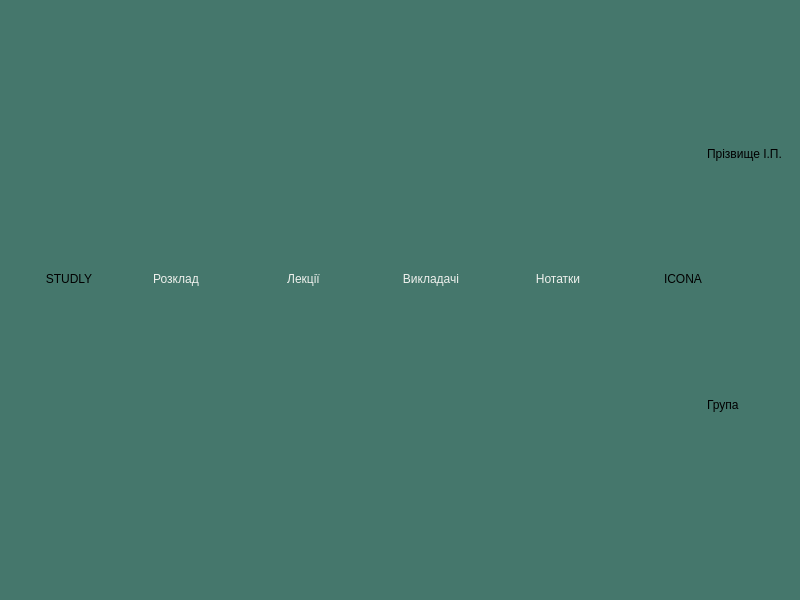
This is studly/mainwindowstudent.ui in MykytaKa/MVP_Studly_Product as Qt 5 draws it before an edit. The edited form follows.
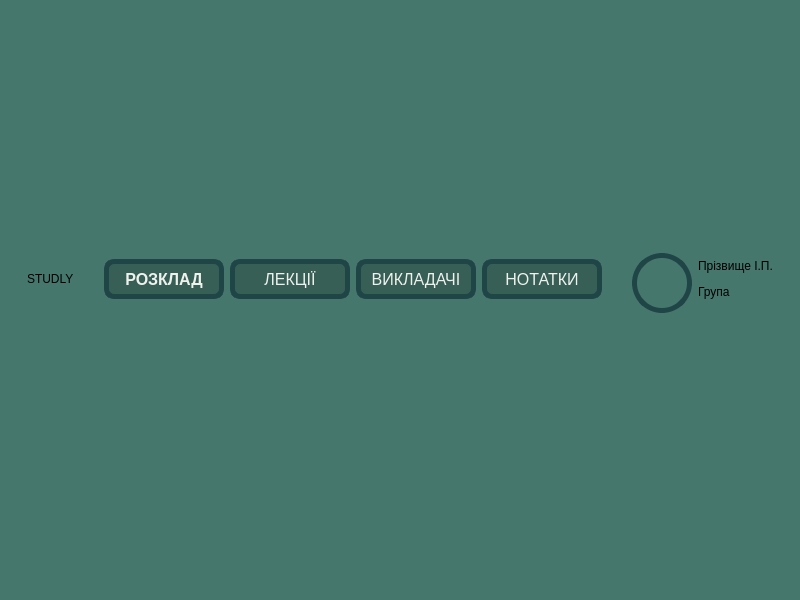
This is the edited form.

```diff
--- a/studly/mainwindowstudent.ui
+++ b/studly/mainwindowstudent.ui
@@ -18,54 +18,86 @@
   </property>
   <widget class="QWidget" name="centralwidget">
    <layout class="QGridLayout" name="gridLayout">
-    <item row="1" column="1">
+    <item row="2" column="0">
+     <layout class="QVBoxLayout" name="widgetContainer"/>
+    </item>
+    <item row="1" column="0">
      <widget class="QWidget" name="menuWidget" native="true">
-      <property name="sizePolicy">
-       <sizepolicy hsizetype="Preferred" vsizetype="Preferred">
-        <horstretch>0</horstretch>
-        <verstretch>0</verstretch>
-       </sizepolicy>
-      </property>
-      <property name="styleSheet">
-       <string notr="true">height: 20%;</string>
-      </property>
       <layout class="QVBoxLayout" name="verticalLayout">
        <item>
-        <layout class="QHBoxLayout" name="buttonsMenu">
-         <property name="spacing">
-          <number>5</number>
+        <widget class="QWidget" name="buttonsMenuWidget" native="true">
+         <property name="sizePolicy">
+          <sizepolicy hsizetype="Expanding" vsizetype="Fixed">
+           <horstretch>0</horstretch>
+           <verstretch>0</verstretch>
+          </sizepolicy>
          </property>
-         <property name="rightMargin">
-          <number>0</number>
+         <property name="minimumSize">
+          <size>
+           <width>0</width>
+           <height>70</height>
+          </size>
          </property>
-         <property name="bottomMargin">
-          <number>0</number>
+         <property name="maximumSize">
+          <size>
+           <width>16777215</width>
+           <height>70</height>
+          </size>
          </property>
+         <layout class="QHBoxLayout" name="horizontalLayout">
          <item>
           <widget class="QLabel" name="logoLabel">
            <property name="text">
             <string>STUDLY</string>
            </property>
-           <property name="alignment">
-            <set>Qt::AlignCenter</set>
-           </property>
-          </widget>
-         </item>
+           </widget>
+          </item>
+          <item>
+           <spacer name="horizontalSpacer_4">
+            <property name="orientation">
+             <enum>Qt::Horizontal</enum>
+            </property>
+            <property name="sizeType">
+             <enum>QSizePolicy::Preferred</enum>
+            </property>
+            <property name="sizeHint" stdset="0">
+             <size>
+              <width>110</width>
+              <height>20</height>
+             </size>
+            </property>
+           </spacer>
+          </item>
          <item>
           <widget class="QPushButton" name="scheduleButton">
-           <property name="sizePolicy">
-            <sizepolicy hsizetype="Minimum" vsizetype="Fixed">
-             <horstretch>0</horstretch>
-             <verstretch>0</verstretch>
-            </sizepolicy>
+            <property name="minimumSize">
+             <size>
+              <width>120</width>
+              <height>40</height>
+             </size>
+            </property>
+            <property name="maximumSize">
+             <size>
+              <width>500</width>
+              <height>40</height>
+             </size>
+            </property>
+            <property name="font">
+             <font>
+              <pointsize>12</pointsize>
+              <bold>true</bold>
+             </font>
            </property>
            <property name="styleSheet">
             <string notr="true">border-style: solid;
-        border-width: 0px;
-        color: rgb(239, 241, 237);</string>
+border-color: rgb(32, 69, 71);
+border-width: 5px;
+border-radius: 10px;
+background-color: rgb(55, 95, 86);
+color: rgb(239, 241, 237);</string>
            </property>
            <property name="text">
-            <string>Розклад</string>
+             <string>РОЗКЛАД</string>
            </property>
           </widget>
          </item>
@@ -75,7 +107,7 @@
             <enum>Qt::Horizontal</enum>
            </property>
            <property name="sizeType">
-            <enum>QSizePolicy::Maximum</enum>
+             <enum>QSizePolicy::Preferred</enum>
            </property>
            <property name="sizeHint" stdset="0">
             <size>
@@ -87,19 +119,33 @@
          </item>
          <item>
           <widget class="QPushButton" name="lecturesButton">
-           <property name="sizePolicy">
-            <sizepolicy hsizetype="Minimum" vsizetype="Fixed">
-             <horstretch>0</horstretch>
-             <verstretch>0</verstretch>
-            </sizepolicy>
+            <property name="minimumSize">
+             <size>
+              <width>120</width>
+              <height>40</height>
+             </size>
+            </property>
+            <property name="maximumSize">
+             <size>
+              <width>500</width>
+              <height>40</height>
+             </size>
+            </property>
+            <property name="font">
+             <font>
+              <pointsize>12</pointsize>
+             </font>
            </property>
            <property name="styleSheet">
             <string notr="true">border-style: solid;
-        border-width: 0px;
-        color: rgb(239, 241, 237);</string>
+border-color: rgb(32, 69, 71);
+border-width: 5px;
+border-radius: 10px;
+background-color: rgb(55, 95, 86);
+color: rgb(239, 241, 237);</string>
            </property>
            <property name="text">
-            <string>Лекції</string>
+             <string>ЛЕКЦІЇ</string>
            </property>
           </widget>
          </item>
@@ -109,7 +155,7 @@
             <enum>Qt::Horizontal</enum>
            </property>
            <property name="sizeType">
-            <enum>QSizePolicy::Maximum</enum>
+             <enum>QSizePolicy::Preferred</enum>
            </property>
            <property name="sizeHint" stdset="0">
             <size>
@@ -121,19 +167,33 @@
          </item>
          <item>
           <widget class="QPushButton" name="teachersButton">
-           <property name="sizePolicy">
-            <sizepolicy hsizetype="Minimum" vsizetype="Fixed">
-             <horstretch>0</horstretch>
-             <verstretch>0</verstretch>
-            </sizepolicy>
+            <property name="minimumSize">
+             <size>
+              <width>120</width>
+              <height>40</height>
+             </size>
+            </property>
+            <property name="maximumSize">
+             <size>
+              <width>500</width>
+              <height>40</height>
+             </size>
+            </property>
+            <property name="font">
+             <font>
+              <pointsize>12</pointsize>
+             </font>
            </property>
            <property name="styleSheet">
             <string notr="true">border-style: solid;
-        border-width: 0px;
-        color: rgb(239, 241, 237);</string>
+border-color: rgb(32, 69, 71);
+border-width: 5px;
+border-radius: 10px;
+background-color: rgb(55, 95, 86);
+color: rgb(239, 241, 237);</string>
            </property>
            <property name="text">
-            <string>Викладачі</string>
+             <string>ВИКЛАДАЧІ</string>
            </property>
           </widget>
          </item>
@@ -143,7 +203,7 @@
             <enum>Qt::Horizontal</enum>
            </property>
            <property name="sizeType">
-            <enum>QSizePolicy::Maximum</enum>
+             <enum>QSizePolicy::Preferred</enum>
            </property>
            <property name="sizeHint" stdset="0">
             <size>
@@ -155,19 +215,33 @@
          </item>
          <item>
           <widget class="QPushButton" name="notesButton">
-           <property name="sizePolicy">
-            <sizepolicy hsizetype="Minimum" vsizetype="Fixed">
-             <horstretch>0</horstretch>
-             <verstretch>0</verstretch>
-            </sizepolicy>
+            <property name="minimumSize">
+             <size>
+              <width>120</width>
+              <height>40</height>
+             </size>
+            </property>
+            <property name="maximumSize">
+             <size>
+              <width>500</width>
+              <height>40</height>
+             </size>
+            </property>
+            <property name="font">
+             <font>
+              <pointsize>12</pointsize>
+             </font>
            </property>
            <property name="styleSheet">
             <string notr="true">border-style: solid;
-        border-width: 0px;
-        color: rgb(239, 241, 237);</string>
+border-color: rgb(32, 69, 71);
+border-width: 5px;
+border-radius: 10px;
+background-color: rgb(55, 95, 86);
+color: rgb(239, 241, 237);</string>
            </property>
            <property name="text">
-            <string>Нотатки</string>
+             <string>НОТАТКИ</string>
            </property>
           </widget>
          </item>
@@ -181,30 +255,46 @@
            </property>
            <property name="sizeHint" stdset="0">
             <size>
-             <width>50</width>
+              <width>110</width>
              <height>20</height>
             </size>
            </property>
           </spacer>
          </item>
          <item>
-          <layout class="QGridLayout" name="profileContainer" rowstretch="0" columnstretch="0,0,0">
-           <property name="topMargin">
-            <number>0</number>
-           </property>
-           <property name="bottomMargin">
-            <number>0</number>
-           </property>
-           <property name="verticalSpacing">
-            <number>0</number>
-           </property>
-           <item row="0" column="2">
+           <layout class="QGridLayout" name="profileContainer">
+            <item row="0" column="0">
+             <widget class="QLabel" name="userIcon">
+              <property name="minimumSize">
+               <size>
+                <width>60</width>
+                <height>60</height>
+               </size>
+              </property>
+              <property name="maximumSize">
+               <size>
+                <width>60</width>
+                <height>60</height>
+               </size>
+              </property>
+              <property name="styleSheet">
+               <string notr="true">border-style: solid;
+border-width: 5px;
+border-color: rgb(32, 69, 71);
+border-radius: 30%;</string>
+              </property>
+              <property name="text">
+               <string/>
+              </property>
+             </widget>
+            </item>
+            <item row="0" column="1">
             <layout class="QVBoxLayout" name="userInfoContainer">
+              <property name="spacing">
+               <number>0</number>
+              </property>
              <item>
               <widget class="QLabel" name="userFullname">
-               <property name="styleSheet">
-                <string notr="true">color: rgb(0, 0, 0);</string>
-               </property>
                <property name="text">
                 <string>Прізвище І.П.</string>
                </property>
@@ -212,9 +302,6 @@
              </item>
              <item>
               <widget class="QLabel" name="userInfo">
-               <property name="styleSheet">
-                <string notr="true">color: rgb(0, 0, 0);</string>
-               </property>
                <property name="text">
                 <string>Група</string>
                </property>
@@ -222,22 +309,13 @@
              </item>
             </layout>
            </item>
-           <item row="0" column="1">
-            <widget class="QLabel" name="userIcon">
-             <property name="styleSheet">
-              <string notr="true">color: rgb(0, 0, 0);</string>
-             </property>
-             <property name="text">
-              <string>ICONA</string>
-             </property>
-            </widget>
-           </item>
-          </layout>
-         </item>
-        </layout>
-       </item>
+           </layout>
+          </item>
+         </layout>
+        </widget>
+       </item>
        <item>
-        <spacer name="verticalSpacer">
+        <spacer name="verticalSpacer_2">
          <property name="orientation">
           <enum>Qt::Vertical</enum>
          </property>
@@ -255,11 +333,8 @@
       </layout>
      </widget>
     </item>
-    <item row="2" column="1">
-     <layout class="QVBoxLayout" name="widgetContainer"/>
-    </item>
-    <item row="0" column="1">
-     <spacer name="verticalSpacer_2">
+    <item row="0" column="0">
+     <spacer name="verticalSpacer">
       <property name="orientation">
        <enum>Qt::Vertical</enum>
       </property>
```
Lines whose indentation alone changed are shown as unchanged.
